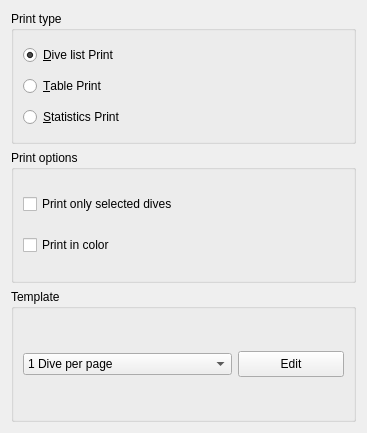
Qt form qt-ui/printoptions.ui (subsurface/subsurface) before a commit.
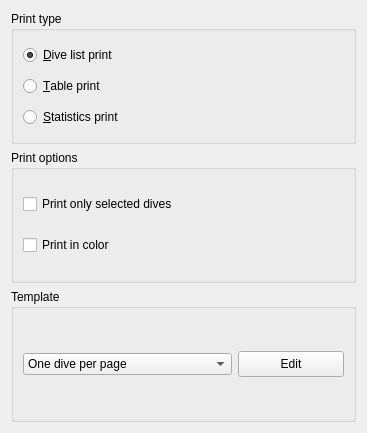
The same form after that commit.

Commit message: Printing: amend some texts capitalization wise

```diff
--- a/qt-ui/printoptions.ui
+++ b/qt-ui/printoptions.ui
@@ -38,7 +38,7 @@
          </sizepolicy>
         </property>
         <property name="text">
-         <string>&amp;Dive list Print</string>
+         <string>&amp;Dive list print</string>
         </property>
         <property name="checked">
          <bool>true</bool>
@@ -54,7 +54,7 @@
          </sizepolicy>
         </property>
         <property name="text">
-         <string>&amp;Table Print</string>
+         <string>&amp;Table print</string>
         </property>
        </widget>
       </item>
@@ -67,7 +67,7 @@
          </sizepolicy>
         </property>
         <property name="text">
-         <string>&amp;Statistics Print</string>
+         <string>&amp;Statistics print</string>
         </property>
        </widget>
       </item>
@@ -132,7 +132,7 @@
        <widget class="QComboBox" name="printTemplate">
         <item>
          <property name="text">
-          <string>1 Dive per page</string>
+          <string>One dive per page</string>
          </property>
         </item>
         <item>
```
Left out of the diff: 2 changed lines with no effect on the pictures.
